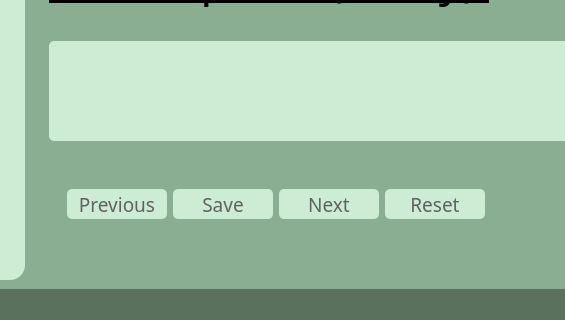
The window that Patient_info_edit5.ui (srishtiigautam/restorehealth) describes before a commit, drawn with Qt 5; both pictures show x 143 to 708 and y 449 to 769 of the 1069 by 769 pixel window.
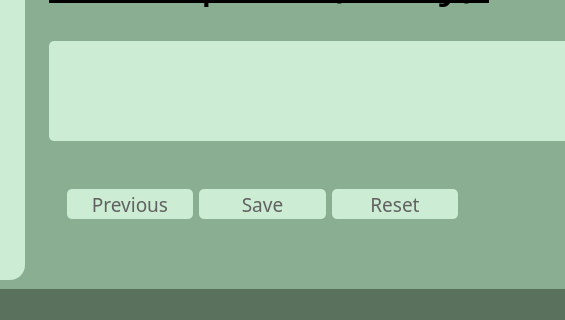
The same window after the commit. Icons and pictures are not drawn.

```diff
--- a/Patient_info_edit5.ui
+++ b/Patient_info_edit5.ui
@@ -662,37 +662,6 @@
                      </property>
                     </widget>
                    </item>
-                   <item>
-                    <widget class="QPushButton" name="Next_Button">
-                     <property name="minimumSize">
-                      <size>
-                       <width>100</width>
-                       <height>30</height>
-                      </size>
-                     </property>
-                     <property name="font">
-                      <font>
-                       <family>Bahnschrift Condensed</family>
-                       <pointsize>14</pointsize>
-                      </font>
-                     </property>
-                     <property name="styleSheet">
-                      <string notr="true">QPushButton{
-background-color: rgb(204, 236, 211);
-color: rgb(97, 97, 97);
-border-radius:5px;
-}
-
-QPushButton:hover{
-background-color: rgb(90, 113, 94);
-color: rgb(204, 236, 211);
-}</string>
-                     </property>
-                     <property name="text">
-                      <string>  Next  </string>
-                     </property>
-                    </widget>
-                   </item>
                    <item>
                     <widget class="QPushButton" name="Reset_Button">
                      <property name="minimumSize">
```
